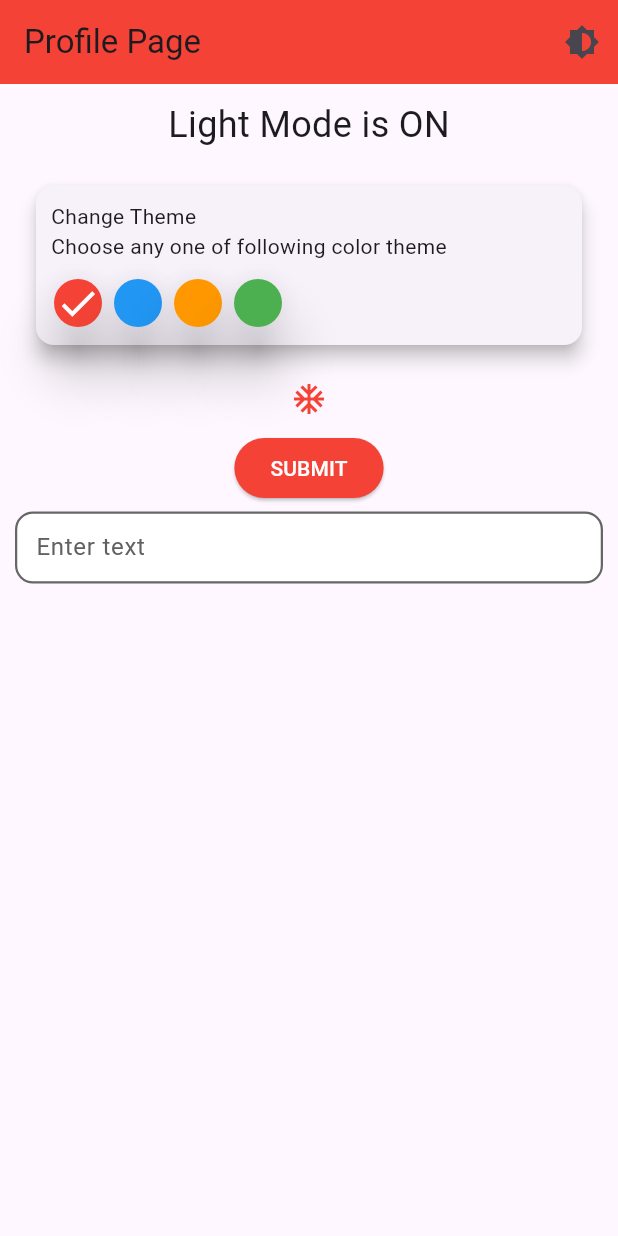
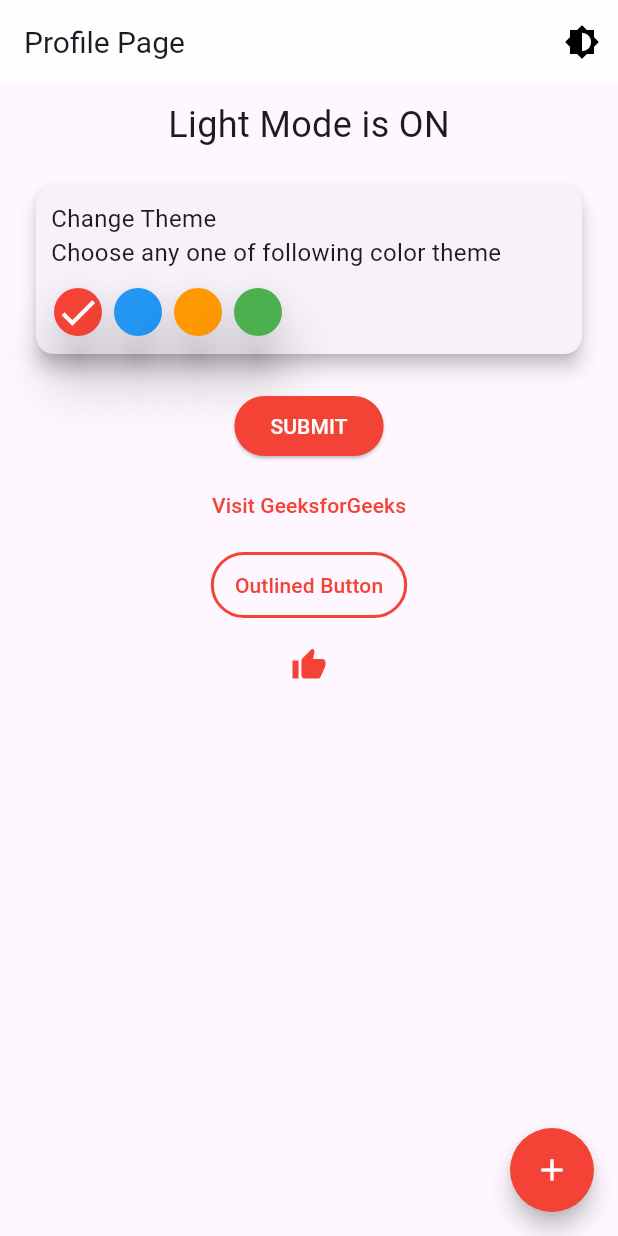
Before and after one commit to Sagar7262880/micro_front_end_poc, a Flutter app: the ProfilePage screen opened directly, after a tap on the "arrow drop down" icon, on a phone screen of 412 x 824 dp. Run offline on Flutter 3.47's test engine with Material 3 defaults, Android fonts, the phone set to English and light mode, and no system bars; our stand-ins replace animated_bottom_navigation_bar, dio, file_picker, flutter_image_compress, flutter_typeahead, get and 6 more; missing offline and left inert: geo_fencing, leave, out_duty; accounts and stored records are empty.

Commit message:
About theme change

```diff
--- a/lib/Bottom Nav Bar/bottom_nav_bar.dart
+++ b/lib/Bottom Nav Bar/bottom_nav_bar.dart
@@ -25,8 +25,8 @@ class _BottomNavBarState extends State<BottomNavBar> {
   final List<IconData> iconList = [
     HugeIcons.strokeRoundedHome01,
     HugeIcons.strokeRoundedAbacus,
-    HugeIcons
-        .strokeRoundedDashboardSquare01, // Icon for the Apply Leave functionality
+    HugeIcons.strokeRoundedDashboardSquare01,
+    // Icon for the Apply Leave functionality
     HugeIcons.strokeRoundedLocation01,
     HugeIcons.strokeRoundedSearchList01,
   ];
@@ -54,7 +54,10 @@ class _BottomNavBarState extends State<BottomNavBar> {
   @override
   Widget build(BuildContext context) {
     // final width = MediaQuery.of(context).size.width;
-    final height = MediaQuery.of(context).size.height;
+    final height = MediaQuery
+        .of(context)
+        .size
+        .height;
     return WillPopScope(
       onWillPop: () async {
         if (_bottomNavIndex == 0) {
@@ -73,7 +76,9 @@ class _BottomNavBarState extends State<BottomNavBar> {
           itemCount: iconList.length,
           tabBuilder: (int index, bool isActive) {
             final color =
-                isActive ? Theme.of(context).dividerColor : Colors.grey;
+            isActive ? Theme
+                .of(context)
+                .dividerColor : Colors.grey;
             return Column(
               mainAxisSize: MainAxisSize.min,
               mainAxisAlignment: MainAxisAlignment.center,
@@ -88,8 +93,8 @@ class _BottomNavBarState extends State<BottomNavBar> {
             );
           },
           activeIndex: _bottomNavIndex,
-          gapLocation: GapLocation
-              .none, // Remove the center gap for floating action button
+          gapLocation: GapLocation.none,
+          // Remove the center gap for floating action button
           notchSmoothness: NotchSmoothness.softEdge,
           onTap: (index) {
             setState(() {
@@ -99,7 +104,9 @@ class _BottomNavBarState extends State<BottomNavBar> {
           leftCornerRadius: 32,
           rightCornerRadius: 32,
           height: height / 9.99 - 10,
-          backgroundColor: themeController.currentColor.value=="dr"?Colors.black26: Colors.white,
+          backgroundColor: themeController.currentColor.value == "dr"
+              ? Colors.black26
+              : Colors.white,
         ),
       ),
     );
@@ -136,6 +143,7 @@ class FavoritesPage extends StatelessWidget {
 
 class ProfilePage extends StatelessWidget {
   ProfilePage({super.key});
+
   final ThemeController themeController = Get.find();
 
   @override
@@ -160,7 +168,8 @@ class ProfilePage extends StatelessWidget {
         padding: const EdgeInsets.all(10),
         child: Column(
           children: [
-            Obx(() => Text(
+            Obx(() =>
+                Text(
                   themeController.currentColor.value == "dr"
                       ? 'Dark Mode is ON'
                       : 'Light Mode is ON',
@@ -180,7 +189,10 @@ class ProfilePage extends StatelessWidget {
                     Padding(
                       padding: const EdgeInsets.only(left: 10),
                       child: Text("Choose any one of following color theme",
-                          style: Theme.of(context).textTheme.bodyMedium),
+                          style: Theme
+                              .of(context)
+                              .textTheme
+                              .bodyMedium),
                     ),
                     Padding(
                       padding: const EdgeInsets.all(8.0),
@@ -230,10 +242,8 @@ class ProfilePage extends StatelessWidget {
               ),
             ),
             const SizedBox(height: 10),
-            const Icon(Icons.ac_unit),
-            const SizedBox(height: 10),
             /* Obx(() =>  */ ElevatedButton(
-              style: themeController.isDarkMode.value != "d" ||
+              /*style: themeController.isDarkMode.value != "d" ||
                       themeController.isDarkMode.value != "l"
                   ? null
                   : ElevatedButton.styleFrom(
@@ -248,9 +258,9 @@ class ProfilePage extends StatelessWidget {
                       shape: RoundedRectangleBorder(
                         borderRadius: BorderRadius.circular(12),
                       ),
-              ),
+                    ),*/
               onPressed: () {
-                debugPrint('Button Pressed!');
+                debugPrint('Button!');
               },
               child: Text(
                 'Submit'.toUpperCase(),
@@ -259,64 +269,43 @@ class ProfilePage extends StatelessWidget {
                     ? null
                     : TextStyle(
                   color: themeController.isDarkMode.value == "d"
-                      ? Theme.of(context).colorScheme.onPrimary
-                      : Theme.of(context).colorScheme.onSecondary,
+                      ? Theme
+                      .of(context)
+                      .colorScheme
+                      .onPrimary
+                      : Theme
+                      .of(context)
+                      .colorScheme
+                      .onSecondary,
                 ),
               ),
             ),
             const SizedBox(height: 5),
-            Obx(() => TextField(
-                style: TextStyle(
-                  color: themeController.isDarkMode.value == "d"
-                      ? white
-                      : black, // Text color
+            TextButton(
+              child: Text("Visit GeeksforGeeks"),
+              onPressed: () async {},
             ),
-                decoration: InputDecoration(
-                  filled: true,
-                  fillColor: themeController.isDarkMode.value == "d"
-                      ? white // Dark mode background color for text field
-                      : white, // Light mode background color for text field
-                  hintText: 'Enter text',
-                  hintStyle: TextStyle(
-                    color: themeController.isDarkMode.value == "d"
-                        ? grey[400]
-                        : grey[700], // Hint text color
+            const SizedBox(height: 5),
+            OutlinedButton(
+              child: Text('Outlined Button'),
+              onPressed: (){},
             ),
-                  border: OutlineInputBorder(
-                    borderRadius: BorderRadius.circular(12),
-                    borderSide: BorderSide(
-                      color: themeController.isDarkMode.value == "d"
-                          ? white.withOpacity(0.6) // Dark mode border color
-                          : black.withOpacity(0.6),
-                      // Light mode border color
-                      width: 1.5,
+            const SizedBox(height: 5),
+            IconButton(
+              onPressed: () {},
+              icon: Icon(Icons.thumb_up)),
+            SizedBox(height: 5),
+          ],
         ),
       ),
-                  enabledBorder: OutlineInputBorder(
-                    borderRadius: BorderRadius.circular(12),
-                    borderSide: BorderSide(
-                      color: themeController.isDarkMode.value == "d"
-                          ? white.withOpacity(0.6)
-                          : black.withOpacity(0.6),
-                      width: 1.5,
-                    ),
-                  ),
-                  focusedBorder: OutlineInputBorder(
-                    borderRadius: BorderRadius.circular(12),
-                    borderSide: BorderSide(
-                      color: themeController.isDarkMode.value == "d"
-                          ? white
-                          : blue,
-                      width: 2.0,
-                    ),
-                  ),
-                ))),
-          ],
-        ),
+      floatingActionButton: FloatingActionButton(
+        child: Icon(Icons.add),
+        onPressed: () {},
       ),
     );
   }
 }
+
 class ColorOptionButton extends StatelessWidget {
   final Color color;
   final bool isSelected;
--- a/lib/Constant/constant_color.dart
+++ b/lib/Constant/constant_color.dart
@@ -7,6 +7,7 @@ const black = Colors.black;
 const green = Colors.green;
 const red = Colors.red;
 const grey = Colors.grey;
+const grey500 = Color(0XFF4E4949);
 const blueGrey = Colors.blueGrey;
 const teal = Colors.teal;
 const blue = Colors.blue;
--- a/lib/Controller/theme_controller.dart
+++ b/lib/Controller/theme_controller.dart
@@ -8,7 +8,7 @@ import '../Constant/constant_color.dart';
 class ThemeController extends GetxController {
   var isDarkMode = 'l'.obs; // 'l' = Light mode, 'd' = Dark mode
   var currentColor =
-      ''.obs; // Will store the current color theme ('r', 'b', etc.)
+      'lt'.obs; // Will store the current color theme ('r', 'b', etc.)
 
   @override
   void onInit() {
@@ -26,7 +26,7 @@ class ThemeController extends GetxController {
     isDarkMode.value =
         prefs.getString('isDarkMode') ?? 'l'; // Default is light mode
     currentColor.value =
-        prefs.getString('currentColor') ?? ''; // Default is no color
+        prefs.getString('currentColor') ?? 'lt'; // Default is no color
   }
 
   // Save theme and color to SharedPreferences
--- a/lib/Controller/theme_values.dart
+++ b/lib/Controller/theme_values.dart
@@ -1,31 +1,168 @@
 import 'package:flutter/material.dart';
 import '../Constant/constant_color.dart';
+
+dynamic AppBarThemes() {
+  return AppBarTheme(
+      backgroundColor: Colors.white70, iconTheme: IconThemeData(color: black));
+}
+
+dynamic floatButton(bgColor) {
+  return FloatingActionButtonThemeData(
+    backgroundColor: bgColor,
+    // Background color of the FAB in light theme
+    foregroundColor: bgColor == Colors.white ? Colors.black : Colors.white,
+    // Icon color inside the FAB
+    elevation: 6,
+    // Elevation (shadow) for the FAB
+    shape: RoundedRectangleBorder(
+      borderRadius: BorderRadius.circular(50), // Rounded corners for the FAB
+    ),
+  );
+}
+
+dynamic btnElevation(bgColor, frColor) {
+  return ElevatedButtonThemeData(
+    style: ElevatedButton.styleFrom(
+      foregroundColor: frColor,
+      backgroundColor: bgColor,
+      shape: const StadiumBorder(),
+    ),
+  );
+}
+
+dynamic txtTheme(colors, double fontsize) {
+  return TextTheme(
+    displayLarge: TextStyle(fontSize: fontsize),
+    // Replaces headline1 // 32
+    displayMedium: TextStyle(fontSize: fontsize - 4),
+    // Replaces headline2
+    displaySmall: TextStyle(fontSize: fontsize - 8),
+    // Replaces headline3
+    titleLarge: TextStyle(fontSize: fontsize - 12),
+    // Replaces headline4
+    titleMedium: TextStyle(fontSize: fontsize - 14),
+    // Replaces headline5
+    titleSmall: TextStyle(fontSize: fontsize - 16),
+    // Replaces headline6
+    bodyLarge: TextStyle(fontSize: fontsize - 14),
+    // Replaces bodyText1
+    bodyMedium: TextStyle(fontSize: fontsize - 16),
+    // Replaces bodyText2
+    bodySmall: TextStyle(fontSize: fontsize - 18),
+    labelLarge: TextStyle(fontSize: fontsize - 18),
+    labelMedium: TextStyle(fontSize: fontsize - 16),
+    labelSmall: TextStyle(fontSize: fontsize - 14),
+  );
+}
+
+/*
+dynamic txtTheme(colors, double fontsize) {
+  return TextTheme(
+    displayLarge: TextStyle(color: colors.shade900, fontSize: fontsize),
+    // Replaces headline1 // 32
+    displayMedium: TextStyle(color: colors.shade800, fontSize: fontsize - 4),
+    // Replaces headline2
+    displaySmall: TextStyle(color: colors.shade700, fontSize: fontsize - 8),
+    // Replaces headline3
+    titleLarge: TextStyle(
+        color: colors.shade700,
+        fontSize: fontsize - 12,
+        fontWeight: FontWeight.bold),
+    // Replaces headline4
+    titleMedium: TextStyle(color: colors.shade700, fontSize: fontsize - 14),
+    // Replaces headline5
+    titleSmall: TextStyle(color: colors.shade700, fontSize: fontsize - 16),
+    // Replaces headline6
+    bodyLarge: TextStyle(color: colors.shade600, fontSize: fontsize - 14),
+    // Replaces bodyText1
+    bodyMedium: TextStyle(color: colors.shade500, fontSize: fontsize - 16),
+    // Replaces bodyText2
+    bodySmall: TextStyle(color: colors.shade400, fontSize: fontsize - 18),
+    labelLarge: TextStyle(color: colors.shade900, fontSize: fontsize - 18),
+    labelMedium: TextStyle(color: colors.shade800, fontSize: fontsize - 16),
+    labelSmall: TextStyle(color: colors.shade700, fontSize: fontsize - 14),
+  );
+}
+*/
+
+dynamic btnTheme(btnColor) {
+  return ButtonThemeData(
+      buttonColor: btnColor,
+      shape: RoundedRectangleBorder(),
+      textTheme: ButtonTextTheme.normal);
+}
+
+dynamic btnText(frColor) {
+  return TextButtonThemeData(
+    style: TextButton.styleFrom(
+      foregroundColor: frColor, // Text color
+      shape: RoundedRectangleBorder(
+          //borderRadius: BorderRadius.circular(8), // Rounded corners
+          ),
+    ),
+  );
+}
+
+dynamic btnOutline(btnColor) {
+  return OutlinedButtonThemeData(
+    style: OutlinedButton.styleFrom(
+      foregroundColor: btnColor, // Text color of the button
+      side: BorderSide(color: btnColor, width: 2), // Border color
+      shape: RoundedRectangleBorder(
+        borderRadius: BorderRadius.circular(30), // Rounded corners
+      ),
+      padding: EdgeInsets.symmetric(
+          horizontal: 16, vertical: 12), // Padding inside button
+    ),
+  );
+}
+
+dynamic timeDialog() {
+  return TimePickerThemeData(
+    backgroundColor: Colors.white,
+    hourMinuteTextColor: Colors.black,
+    // Color for the hour and minute text
+    hourMinuteColor: Colors.blue,
+    // Background color for the hour/minute selector
+    dialTextColor: Colors.black,
+    // Dial text color
+    dialBackgroundColor: Colors.blue.shade50,
+    // Dial background color
+    shape: RoundedRectangleBorder(
+      borderRadius:
+          BorderRadius.circular(16), // Rounded corners for the time picker
+    ),
+  );
+}
 
 /// ----  Red Theme  ----
 
 ThemeData get redTheme {
   return ThemeData(
     primaryColor: red,
-    appBarTheme: const AppBarTheme(backgroundColor: red),
+    appBarTheme: AppBarThemes(),
     //textTheme: const TextTheme(titleMedium: TextStyle(color: red)),
-    buttonTheme: const ButtonThemeData(
-        buttonColor: red,
-        shape: RoundedRectangleBorder(),
-        textTheme: ButtonTextTheme.normal),
-    elevatedButtonTheme: ElevatedButtonThemeData(
-      style: ElevatedButton.styleFrom(
-        foregroundColor: white,
-        backgroundColor: red,
-        shape: const StadiumBorder(),
+    textTheme: txtTheme(red, 32),
+    buttonTheme: btnTheme(red),
+    elevatedButtonTheme: btnElevation(red, white),
+    // Text Theme (Updated for Flutter 3.x+)
+    iconTheme: const IconThemeData(color: red),
+    floatingActionButtonTheme: floatButton(red),
+    textButtonTheme: btnText(red),
+    outlinedButtonTheme: btnOutline(red),
+    iconButtonTheme: IconButtonThemeData(
+      style: IconButton.styleFrom(
+        foregroundColor: red, // Icon color for light mode
+        highlightColor:
+            Colors.redAccent.withOpacity(0.1), // Highlight color on press
       ),
     ),
-    // Text Theme (Updated for Flutter 3.x+)
-    //textTheme: txtTheme(red, 32),
-    iconTheme: const IconThemeData(color: red),
+
     inputDecorationTheme: InputDecorationTheme(
       contentPadding: const EdgeInsets.all(10),
       filled: true,
-      fillColor: Colors.white, // Dark background for the TextField
+      fillColor: Colors.white,
+      // Dark background for the TextField
       // hintStyle: TextStyle(color: Colors.white60), // Hint text color (light gray)
       // labelStyle: TextStyle(color: Colors.white,), // Label text color (white)
       enabledBorder: OutlineInputBorder(
@@ -49,56 +186,31 @@ ThemeData get redTheme {
   );
 }
 
-dynamic txtTheme(colors, double fontsize) {
-  return TextTheme(
-    displayLarge: TextStyle(
-        color: colors.shade900, fontSize: fontsize), // Replaces headline1 // 32
-    displayMedium: TextStyle(
-        color: colors.shade800, fontSize: fontsize - 4), // Replaces headline2
-    displaySmall: TextStyle(
-        color: colors.shade700, fontSize: fontsize - 8), // Replaces headline3
-    titleLarge: TextStyle(
-        color: colors.shade700,
-        fontSize: fontsize - 12,
-        fontWeight: FontWeight.bold), // Replaces headline4
-    titleMedium: TextStyle(
-        color: colors.shade700, fontSize: fontsize - 14), // Replaces headline5
-    titleSmall: TextStyle(
-        color: colors.shade700, fontSize: fontsize - 16), // Replaces headline6
-    bodyLarge: TextStyle(
-        color: colors.shade600, fontSize: fontsize - 14), // Replaces bodyText1
-    bodyMedium: TextStyle(
-        color: colors.shade500, fontSize: fontsize - 16), // Replaces bodyText2
-    bodySmall: TextStyle(color: colors.shade400, fontSize: fontsize - 18),
-    labelLarge: TextStyle(color: colors.shade900, fontSize: fontsize - 18),
-    labelMedium: TextStyle(color: colors.shade800, fontSize: fontsize - 16),
-    labelSmall: TextStyle(color: colors.shade700, fontSize: fontsize - 14),
-  );
-}
-
 /// ----  Blue Theme  ----
 
 ThemeData get blueTheme {
   return ThemeData(
     primaryColor: blue,
-    appBarTheme: const AppBarTheme(backgroundColor: blue),
-    //textTheme: const TextTheme(titleMedium: TextStyle(color: blue)),
+    appBarTheme: AppBarThemes(),
     textTheme: txtTheme(blue, 32),
-    buttonTheme: const ButtonThemeData(
-        buttonColor: blue,
-        shape: RoundedRectangleBorder(),
-        textTheme: ButtonTextTheme.normal),
-    elevatedButtonTheme: ElevatedButtonThemeData(
-      style: ElevatedButton.styleFrom(
-          foregroundColor: white,
-          backgroundColor: blue,
-          shape: const StadiumBorder()),
+    buttonTheme: btnTheme(blue),
+    elevatedButtonTheme: btnElevation(blue, white),
+    textButtonTheme: btnText(blue),
+    floatingActionButtonTheme: floatButton(blue),
+    outlinedButtonTheme: btnOutline(blue),
+    iconTheme: const IconThemeData(color: blue),
+    iconButtonTheme: IconButtonThemeData(
+      style: IconButton.styleFrom(
+        foregroundColor: blue, // Icon color for light mode
+        highlightColor:
+            Colors.blueAccent.withOpacity(0.1), // Highlight color on press
+      ),
     ),
-    iconTheme: const IconThemeData(color: blue),
     inputDecorationTheme: InputDecorationTheme(
       contentPadding: const EdgeInsets.all(10),
       filled: true,
-      fillColor: Colors.white, // Dark background for the TextField
+      fillColor: Colors.white,
+      // Dark background for the TextField
       // hintStyle: TextStyle(color: Colors.white60), // Hint text color (light gray)
       // labelStyle: TextStyle(color: Colors.white,), // Label text color (white)
       enabledBorder: OutlineInputBorder(
@@ -127,25 +239,27 @@ ThemeData get blueTheme {
 ThemeData get orangeTheme {
   return ThemeData(
     primaryColor: orange,
-    appBarTheme: const AppBarTheme(backgroundColor: orange),
+    appBarTheme: AppBarThemes(),
     //textTheme: const TextTheme(titleMedium: TextStyle(color: orange)),
     textTheme: txtTheme(orange, 32),
-    buttonTheme: const ButtonThemeData(
-        buttonColor: orange,
-        shape: RoundedRectangleBorder(),
-        textTheme: ButtonTextTheme.normal),
-    elevatedButtonTheme: ElevatedButtonThemeData(
-      style: ElevatedButton.styleFrom(
-        foregroundColor: white,
-        backgroundColor: orange,
-        shape: const StadiumBorder(),
+    buttonTheme: btnTheme(orange),
+    elevatedButtonTheme: btnElevation(orange, white),
+    floatingActionButtonTheme: floatButton(orange),
+    textButtonTheme: btnText(orange),
+    outlinedButtonTheme: btnOutline(orange),
+    iconTheme: const IconThemeData(color: orange),
+    iconButtonTheme: IconButtonThemeData(
+      style: IconButton.styleFrom(
+        foregroundColor: Colors.orange, // Icon color for light mode
+        highlightColor:
+            Colors.orangeAccent.withOpacity(0.1), // Highlight color on press
       ),
     ),
-    iconTheme: const IconThemeData(color: orange),
     inputDecorationTheme: InputDecorationTheme(
       contentPadding: const EdgeInsets.all(10),
       filled: true,
-      fillColor: Colors.white, // Dark background for the TextField
+      fillColor: Colors.white,
+      // Dark background for the TextField
       // hintStyle: TextStyle(color: Colors.white60), // Hint text color (light gray)
       // labelStyle: TextStyle(color: Colors.white,), // Label text color (white)
       enabledBorder: OutlineInputBorder(
@@ -174,24 +288,27 @@ ThemeData get orangeTheme {
 ThemeData get greenTheme {
   return ThemeData(
     primaryColor: green,
-    appBarTheme: const AppBarTheme(backgroundColor: green),
+    appBarTheme: AppBarThemes(),
     //textTheme: const TextTheme(titleMedium: TextStyle(color: green)),
     textTheme: txtTheme(green, 32),
-    buttonTheme: const ButtonThemeData(
-        buttonColor: green,
-        shape: RoundedRectangleBorder(),
-        textTheme: ButtonTextTheme.normal),
-    elevatedButtonTheme: ElevatedButtonThemeData(
-      style: ElevatedButton.styleFrom(
-          foregroundColor: white,
-          backgroundColor: green,
-          shape: const StadiumBorder()),
+    buttonTheme: btnTheme(green),
+    elevatedButtonTheme: btnElevation(green, white),
+    textButtonTheme: btnText(green),
+    outlinedButtonTheme: btnOutline(green),
+    iconTheme: const IconThemeData(color: green),
+    floatingActionButtonTheme: floatButton(green),
+    iconButtonTheme: IconButtonThemeData(
+      style: IconButton.styleFrom(
+        foregroundColor: Colors.green, // Icon color for light mode
+        highlightColor:
+            Colors.greenAccent.withOpacity(0.1), // Highlight color on press
+      ),
     ),
-    iconTheme: const IconThemeData(color: green),
     inputDecorationTheme: InputDecorationTheme(
       contentPadding: const EdgeInsets.all(10),
       filled: true,
-      fillColor: Colors.white, // Dark background for the TextField
+      fillColor: Colors.white,
+      // Dark background for the TextField
       // hintStyle: TextStyle(color: Colors.white60), // Hint text color (light gray)
       // labelStyle: TextStyle(color: Colors.white,), // Label text color (white)
       enabledBorder: OutlineInputBorder(
@@ -219,9 +336,11 @@ ThemeData get greenTheme {
 
 final ThemeData darkTheme = ThemeData(
   brightness: Brightness.dark,
-  primaryColor: Colors.blueAccent, // Primary color for buttons, etc.
+  primaryColor: Colors.blueAccent,
+  // Primary color for buttons, etc.
   //accentColor: Colors.amber,  // Accent color for highlights
-  scaffoldBackgroundColor: Colors.black, // Background color of the app
+  scaffoldBackgroundColor: Colors.black,
+  // Background color of the app
   appBarTheme: AppBarTheme(
     backgroundColor: Colors.black87, // App bar color
     iconTheme: IconThemeData(color: Colors.white),
@@ -233,10 +352,7 @@ final ThemeData darkTheme = ThemeData(
     headlineSmall: TextStyle(color: Colors.white),
   ),*/
 
-  buttonTheme: ButtonThemeData(
-    buttonColor: Colors.blueAccent, // Button color
-    textTheme: ButtonTextTheme.primary,
-  ),
+  buttonTheme: btnTheme(black),
   cardTheme: CardTheme(
     color: Colors.grey[800], // Card color
     shadowColor: Colors.black54, // Shadow color for cards
@@ -244,10 +360,15 @@ final ThemeData darkTheme = ThemeData(
   iconTheme: IconThemeData(
     color: Colors.white70, // Icon color
   ),
+  floatingActionButtonTheme: floatButton(grey500),
+  elevatedButtonTheme: btnElevation(grey500, white),
+  textButtonTheme: btnText(white),
+  outlinedButtonTheme: btnOutline(white),
   inputDecorationTheme: InputDecorationTheme(
     contentPadding: const EdgeInsets.all(10),
     filled: true,
-    fillColor: Colors.black, // Dark background for the TextField
+    fillColor: Colors.black,
+    // Dark background for the TextField
     // hintStyle: TextStyle(color: Colors.white60), // Hint text color (light gray)
     // labelStyle: TextStyle(color: Colors.white,), // Label text color (white)
     enabledBorder: OutlineInputBorder(
@@ -320,9 +441,11 @@ final darkThemes = ThemeData(
 
 final ThemeData lightTheme = ThemeData(
   brightness: Brightness.light,
-  primaryColor: Colors.blueAccent, // Primary color for buttons, etc.
+  primaryColor: Colors.blueAccent,
+  // Primary color for buttons, etc.
   //accentColor: Colors.amber,  // Accent color for highlights
-  scaffoldBackgroundColor: Colors.white, // Background color of the app
+  scaffoldBackgroundColor: Colors.white,
+  // Background color of the app
   appBarTheme: AppBarTheme(
     backgroundColor: Colors.white70, // App bar color
     iconTheme: IconThemeData(color: Colors.black),
@@ -333,22 +456,27 @@ final ThemeData lightTheme = ThemeData(
     headlineMedium: TextStyle(color: Colors.black70),
     headlineSmall: TextStyle(color: Colors.black),
   ),*/
-  buttonTheme: ButtonThemeData(
-    buttonColor: Colors.blueAccent, // Button color
-    textTheme: ButtonTextTheme.primary,
-  ),
+  buttonTheme: btnTheme(white),
+
   cardTheme: CardTheme(
-    color: Colors.white, // Card color: plain white for a light theme
-    shadowColor: Colors.grey.withOpacity(0.5), // Shadow color: subtle grey shadow for a soft effect
+    color: Colors.white,
+    // Card color: plain white for a light theme
+    shadowColor: Colors.grey.withOpacity(0.5),
+    // Shadow color: subtle grey shadow for a soft effect
     elevation: 2, // Optional: elevation for shadow depth
   ),
   iconTheme: IconThemeData(
     color: Colors.black54, // Icon color
   ),
+  floatingActionButtonTheme: floatButton(white),
+  elevatedButtonTheme: btnElevation(white80, black),
+  textButtonTheme: btnText(black),
+  outlinedButtonTheme: btnOutline(black),
   inputDecorationTheme: InputDecorationTheme(
     contentPadding: const EdgeInsets.all(10),
     filled: true,
-    fillColor: Colors.white, // Dark background for the TextField
+    fillColor: Colors.white,
+    // Dark background for the TextField
     // hintStyle: TextStyle(color: Colors.black60), // Hint text color (light gray)
     // labelStyle: TextStyle(color: Colors.black,), // Label text color (white)
     enabledBorder: OutlineInputBorder(
```
Lines whose indentation alone changed are shown as unchanged.
